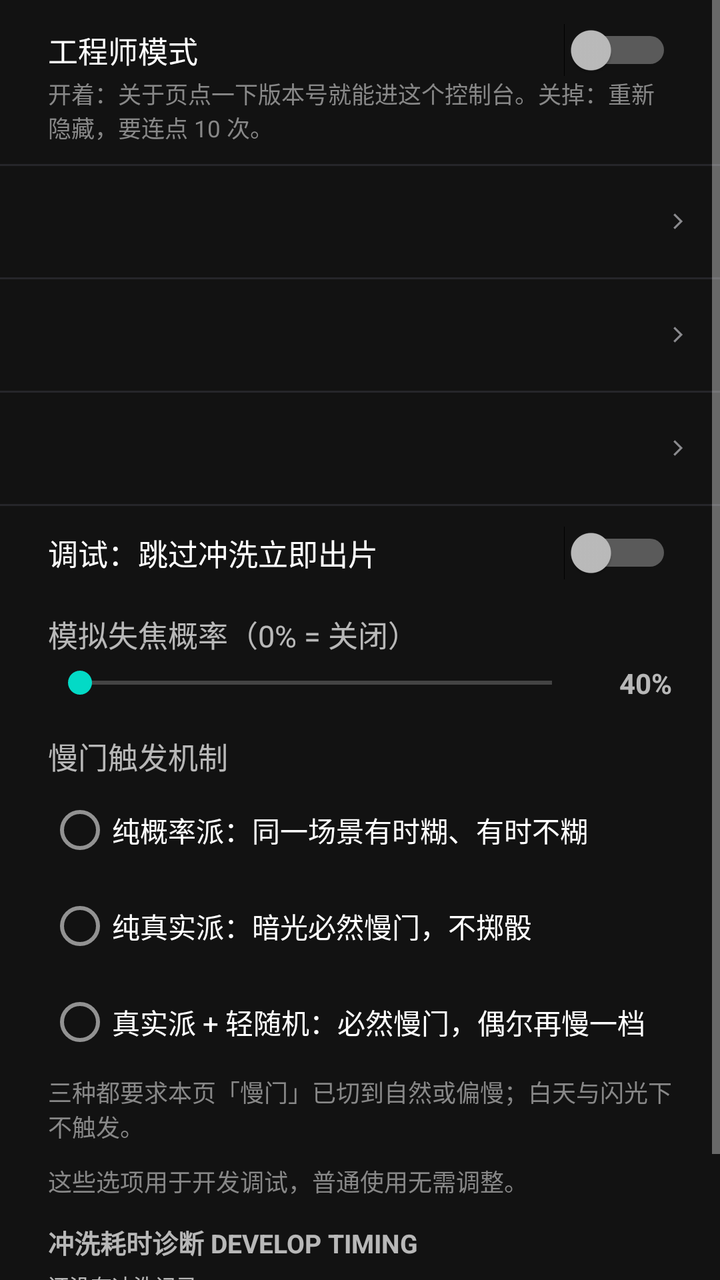
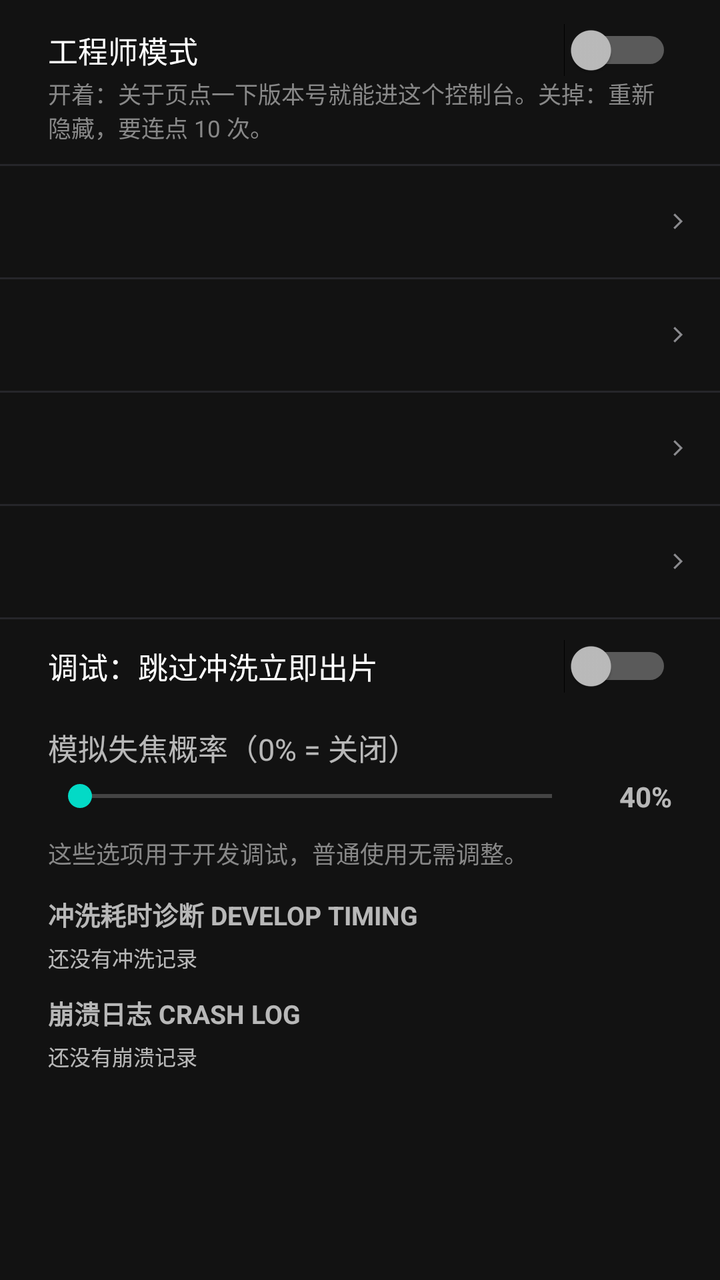

Compare the two renders of this Android layout. The source of the first and the diff that turns it into the second are given below.
<!-- AndroidManifest.xml: application theme Theme.FilmCam -->
<!-- res/layout/dialog_hidden_settings.xml -->
<?xml version="1.0" encoding="utf-8"?>
<ScrollView xmlns:android="http://schemas.android.com/apk/res/android"
    android:layout_width="match_parent"
    android:layout_height="wrap_content">

    <LinearLayout
        android:layout_width="match_parent"
        android:layout_height="wrap_content"
        android:orientation="vertical"
        android:paddingTop="8dp">

        
        <Switch
            android:id="@+id/swEngineerMode"
            android:layout_width="match_parent"
            android:layout_height="wrap_content"
            android:paddingStart="24dp"
            android:paddingTop="6dp"
            android:paddingEnd="24dp"
            android:paddingBottom="2dp"
            android:text="@string/eng_mode_title"
            android:textSize="15sp" />

        <TextView
            android:layout_width="match_parent"
            android:layout_height="wrap_content"
            android:paddingStart="24dp"
            android:paddingEnd="24dp"
            android:paddingBottom="10dp"
            android:text="@string/eng_mode_note"
            android:textColor="#888"
            android:textSize="11.5sp" />

        
        <View
            android:layout_width="match_parent"
            android:layout_height="1dp"
            android:background="#26262A" />

        <include
            android:id="@+id/rowEngSlow"
            layout="@layout/item_setting_row" />

        <View
            android:layout_width="match_parent"
            android:layout_height="1dp"
            android:background="#26262A" />

        <include
            android:id="@+id/rowEngStyle"
            layout="@layout/item_setting_row" />

        <View
            android:layout_width="match_parent"
            android:layout_height="1dp"
            android:background="#26262A" />

        <include
            android:id="@+id/rowEngDev"
            layout="@layout/item_setting_row" />

        <View
            android:layout_width="match_parent"
            android:layout_height="1dp"
            android:background="#26262A" />

        <LinearLayout
            android:layout_width="match_parent"
            android:layout_height="wrap_content"
            android:orientation="vertical"
            android:paddingStart="24dp"
            android:paddingTop="10dp"
            android:paddingEnd="24dp">

            <Switch
                android:id="@+id/swSkipDevelop"
                android:layout_width="match_parent"
                android:layout_height="wrap_content"
                android:text="@string/main_debug_skip_develop"
                android:textSize="15sp" />

            <TextView
                android:layout_width="match_parent"
                android:layout_height="wrap_content"
                android:layout_marginTop="16dp"
                android:text="@string/main_debug_softfocus_prob"
                android:textSize="15sp" />

            <LinearLayout
                android:layout_width="match_parent"
                android:layout_height="wrap_content"
                android:layout_marginTop="4dp"
                android:gravity="center_vertical"
                android:orientation="horizontal">

                <SeekBar
                    android:id="@+id/sbSoftFocusProb"
                    android:layout_width="0dp"
                    android:layout_height="wrap_content"
                    android:layout_weight="1" />

                <TextView
                    android:id="@+id/tvSoftFocusProb"
                    android:layout_width="44dp"
                    android:layout_height="wrap_content"
                    android:gravity="end"
                    android:text="40%"
                    android:textSize="14sp"
                    android:textStyle="bold" />
            </LinearLayout>

            <TextView
                android:layout_width="match_parent"
                android:layout_height="wrap_content"
                android:layout_marginTop="16dp"
                android:text="@string/hidden_slow_trigger"
                android:textSize="15sp" />

            
            <RadioGroup
                android:id="@+id/rgSlowTrigger"
                android:layout_width="match_parent"
                android:layout_height="wrap_content"
                android:layout_marginTop="2dp"
                android:orientation="vertical">

                <RadioButton
                    android:id="@+id/rbSlowProb"
                    android:layout_width="match_parent"
                    android:layout_height="wrap_content"
                    android:text="@string/hidden_slow_prob"
                    android:textSize="14sp" />

                <RadioButton
                    android:id="@+id/rbSlowReal"
                    android:layout_width="match_parent"
                    android:layout_height="wrap_content"
                    android:text="@string/hidden_slow_real"
                    android:textSize="14sp" />

                <RadioButton
                    android:id="@+id/rbSlowMix"
                    android:layout_width="match_parent"
                    android:layout_height="wrap_content"
                    android:text="@string/hidden_slow_mix"
                    android:textSize="14sp" />
            </RadioGroup>

            <TextView
                android:layout_width="match_parent"
                android:layout_height="wrap_content"
                android:layout_marginTop="2dp"
                android:text="@string/hidden_slow_note"
                android:textColor="#888"
                android:textSize="12sp" />

            <TextView
                android:layout_width="match_parent"
                android:layout_height="wrap_content"
                android:layout_marginTop="10dp"
                android:text="@string/main_debug_note"
                android:textColor="#888"
                android:textSize="12sp" />

            
            <TextView
                android:layout_width="match_parent"
                android:layout_height="wrap_content"
                android:layout_marginTop="12dp"
                android:layout_marginBottom="4dp"
                android:text="@string/hidden_diag_title"
                android:textSize="13sp"
                android:textStyle="bold" />

            <TextView
                android:id="@+id/tvDiag"
                android:layout_width="match_parent"
                android:layout_height="wrap_content"
                android:layout_marginBottom="10dp"
                android:fontFamily="monospace"
                android:text="@string/hidden_diag_none"
                android:textSize="10.5sp" />

            
            <TextView
                android:layout_width="match_parent"
                android:layout_height="wrap_content"
                android:layout_marginBottom="4dp"
                android:text="@string/hidden_crash_title"
                android:textSize="13sp"
                android:textStyle="bold" />

            <TextView
                android:id="@+id/tvCrash"
                android:layout_width="match_parent"
                android:layout_height="wrap_content"
                android:layout_marginBottom="10dp"
                android:fontFamily="monospace"
                android:text="@string/hidden_crash_none"
                android:textSize="10.5sp" />
        </LinearLayout>
    </LinearLayout>
</ScrollView>
<!-- res/layout/item_setting_row.xml (included above) -->
<?xml version="1.0" encoding="utf-8"?>
<LinearLayout xmlns:android="http://schemas.android.com/apk/res/android"
    android:layout_width="match_parent"
    android:layout_height="wrap_content"
    android:background="?attr/selectableItemBackground"
    android:clickable="true"
    android:focusable="true"
    android:gravity="center_vertical"
    android:orientation="horizontal"
    android:paddingStart="17dp"
    android:paddingTop="11dp"
    android:paddingEnd="14dp"
    android:paddingBottom="11dp">

    
    <LinearLayout
        android:layout_width="0dp"
        android:layout_height="wrap_content"
        android:layout_weight="1"
        android:orientation="vertical">

        <TextView
            android:id="@+id/tvSetLabel"
            android:layout_width="wrap_content"
            android:layout_height="wrap_content"
            android:letterSpacing="0.03"
            android:textColor="#E8E4DA"
            android:textSize="13sp" />

        <TextView
            android:id="@+id/tvSetHint"
            android:layout_width="match_parent"
            android:layout_height="wrap_content"
            android:layout_marginTop="3dp"
            android:letterSpacing="0.02"
            android:lineSpacingMultiplier="1.35"
            android:maxLines="2"
            android:textColor="#8A8A8E"
            android:textSize="9.5sp" />
    </LinearLayout>

    
    <TextView
        android:id="@+id/tvSetValue"
        android:layout_width="wrap_content"
        android:layout_height="wrap_content"
        android:layout_marginStart="10dp"
        android:fontFamily="monospace"
        android:gravity="end"
        android:includeFontPadding="false"
        android:letterSpacing="0.05"
        android:textColor="#FFC100"
        android:textSize="12.5sp" />

    
    <View
        android:id="@+id/viewSetSwatch"
        android:layout_width="12dp"
        android:layout_height="12dp"
        android:layout_marginStart="9dp"
        android:visibility="gone" />

    
    <LinearLayout
        android:id="@+id/setTicks"
        android:layout_width="wrap_content"
        android:layout_height="wrap_content"
        android:layout_marginStart="10dp"
        android:gravity="center_vertical"
        android:orientation="horizontal"
        android:visibility="gone">

        <View
            android:id="@+id/tick1"
            android:layout_width="3dp"
            android:layout_height="11dp" />

        <View
            android:id="@+id/tick2"
            android:layout_width="3dp"
            android:layout_height="11dp"
            android:layout_marginStart="3dp" />

        <View
            android:id="@+id/tick3"
            android:layout_width="3dp"
            android:layout_height="11dp"
            android:layout_marginStart="3dp" />
    </LinearLayout>

    <ImageView
        android:id="@+id/ivSetChevron"
        android:layout_width="14dp"
        android:layout_height="14dp"
        android:layout_marginStart="10dp"
        android:contentDescription="@null"
        android:src="@drawable/ic_set_chevron" />
</LinearLayout>
<!-- resources referenced by this layout -->
<resources>
  <!-- drawable ic_set_chevron (drawable) -->
  <?xml version="1.0" encoding="utf-8"?>
  <vector xmlns:android="http://schemas.android.com/apk/res/android"
      android:width="24dp"
      android:height="24dp"
      android:viewportWidth="24"
      android:viewportHeight="24">
      <path
          android:fillColor="#8A8A8E"
          android:pathData="M9.4,5.3 L16.1,12 L9.4,18.7 L8.1,17.4 L13.5,12 L8.1,6.6 Z" />
  </vector>
  <string name="eng_mode_note">开着：关于页点一下版本号就能进这个控制台。关掉：重新隐藏，要连点 10 次。</string>
  <string name="eng_mode_title">工程师模式</string>
  <string name="hidden_crash_none">还没有崩溃记录</string>
  <string name="hidden_crash_title">崩溃日志 CRASH LOG</string>
  <string name="hidden_diag_none">还没有冲洗记录</string>
  <string name="hidden_diag_title">冲洗耗时诊断 DEVELOP TIMING</string>
  <string name="hidden_slow_mix">真实派 + 轻随机：必然慢门，偶尔再慢一档</string>
  <string name="hidden_slow_note">三种都要求本页「慢门」已切到自然或偏慢；白天与闪光下不触发。</string>
  <string name="hidden_slow_prob">纯概率派：同一场景有时糊、有时不糊</string>
  <string name="hidden_slow_real">纯真实派：暗光必然慢门，不掷骰</string>
  <string name="hidden_slow_trigger">慢门触发机制</string>
  <string name="main_debug_note">这些选项用于开发调试，普通使用无需调整。</string>
  <string name="main_debug_skip_develop">调试：跳过冲洗立即出片</string>
  <string name="main_debug_softfocus_prob">模拟失焦概率（0% = 关闭）</string>
  <style name="Theme.FilmCam" parent="Theme.MaterialComponents.NoActionBar">
          <item name="android:statusBarColor">#000000</item>
          <item name="android:navigationBarColor">#000000</item>
      </style>
</resources>

<!-- the commit's change to res/layout/dialog_hidden_settings.xml (unified diff, before → after) -->
@@ -57,6 +57,15 @@
 
         <include
             android:id="@+id/rowEngDev"
+            layout="@layout/item_setting_row" />
+
+        <View
+            android:layout_width="match_parent"
+            android:layout_height="1dp"
+            android:background="#26262A" />
+
+        <include
+            android:id="@+id/rowEngLens"
             layout="@layout/item_setting_row" />
 
         <View
@@ -108,51 +117,6 @@
                     android:textSize="14sp"
                     android:textStyle="bold" />
             </LinearLayout>
-
-            <TextView
-                android:layout_width="match_parent"
-                android:layout_height="wrap_content"
-                android:layout_marginTop="16dp"
-                android:text="@string/hidden_slow_trigger"
-                android:textSize="15sp" />
-
-            
-            <RadioGroup
-                android:id="@+id/rgSlowTrigger"
-                android:layout_width="match_parent"
-                android:layout_height="wrap_content"
-                android:layout_marginTop="2dp"
-                android:orientation="vertical">
-
-                <RadioButton
-                    android:id="@+id/rbSlowProb"
-                    android:layout_width="match_parent"
-                    android:layout_height="wrap_content"
-                    android:text="@string/hidden_slow_prob"
-                    android:textSize="14sp" />
-
-                <RadioButton
-                    android:id="@+id/rbSlowReal"
-                    android:layout_width="match_parent"
-                    android:layout_height="wrap_content"
-                    android:text="@string/hidden_slow_real"
-                    android:textSize="14sp" />
-
-                <RadioButton
-                    android:id="@+id/rbSlowMix"
-                    android:layout_width="match_parent"
-                    android:layout_height="wrap_content"
-                    android:text="@string/hidden_slow_mix"
-                    android:textSize="14sp" />
-            </RadioGroup>
-
-            <TextView
-                android:layout_width="match_parent"
-                android:layout_height="wrap_content"
-                android:layout_marginTop="2dp"
-                android:text="@string/hidden_slow_note"
-                android:textColor="#888"
-                android:textSize="12sp" />
 
             <TextView
                 android:layout_width="match_parent"
<!-- resource entries referenced after the edit -->
@@ -17,11 +17,6 @@
   <string name="hidden_crash_title">崩溃日志 CRASH LOG</string>
   <string name="hidden_diag_none">还没有冲洗记录</string>
   <string name="hidden_diag_title">冲洗耗时诊断 DEVELOP TIMING</string>
-  <string name="hidden_slow_mix">真实派 + 轻随机：必然慢门，偶尔再慢一档</string>
-  <string name="hidden_slow_note">三种都要求本页「慢门」已切到自然或偏慢；白天与闪光下不触发。</string>
-  <string name="hidden_slow_prob">纯概率派：同一场景有时糊、有时不糊</string>
-  <string name="hidden_slow_real">纯真实派：暗光必然慢门，不掷骰</string>
-  <string name="hidden_slow_trigger">慢门触发机制</string>
   <string name="main_debug_note">这些选项用于开发调试，普通使用无需调整。</string>
   <string name="main_debug_skip_develop">调试：跳过冲洗立即出片</string>
   <string name="main_debug_softfocus_prob">模拟失焦概率（0% = 关闭）</string>
